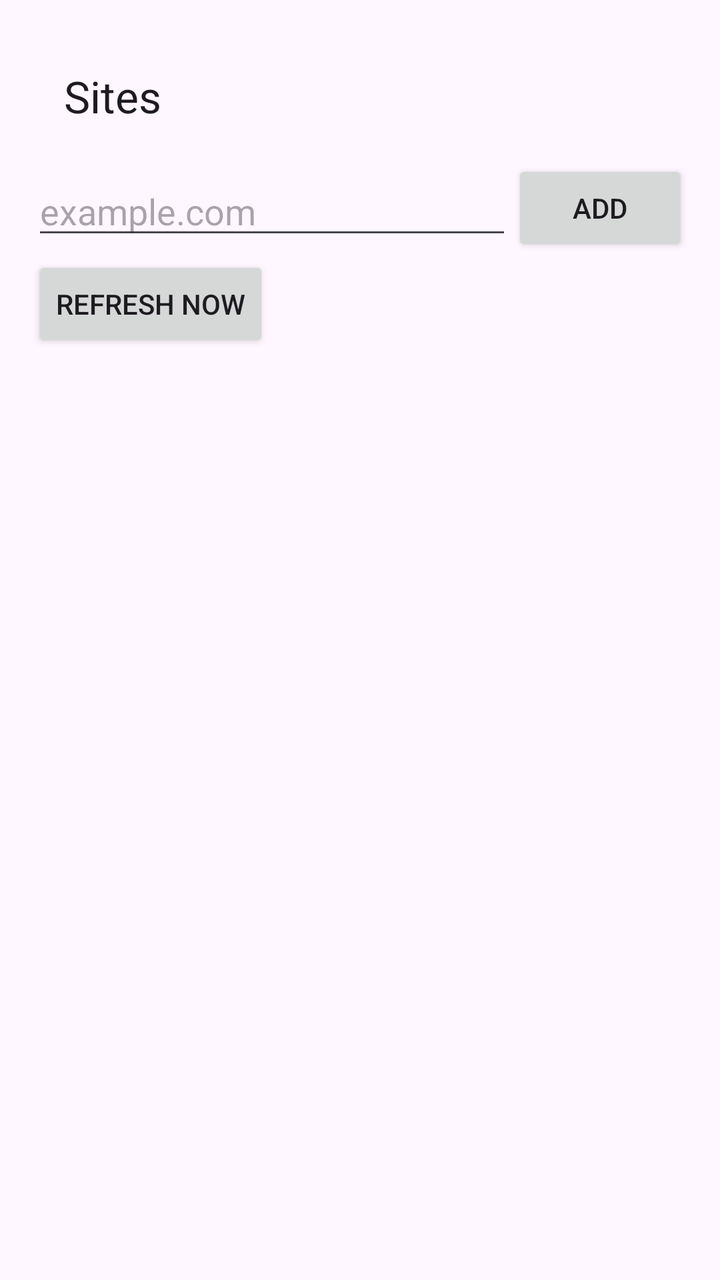
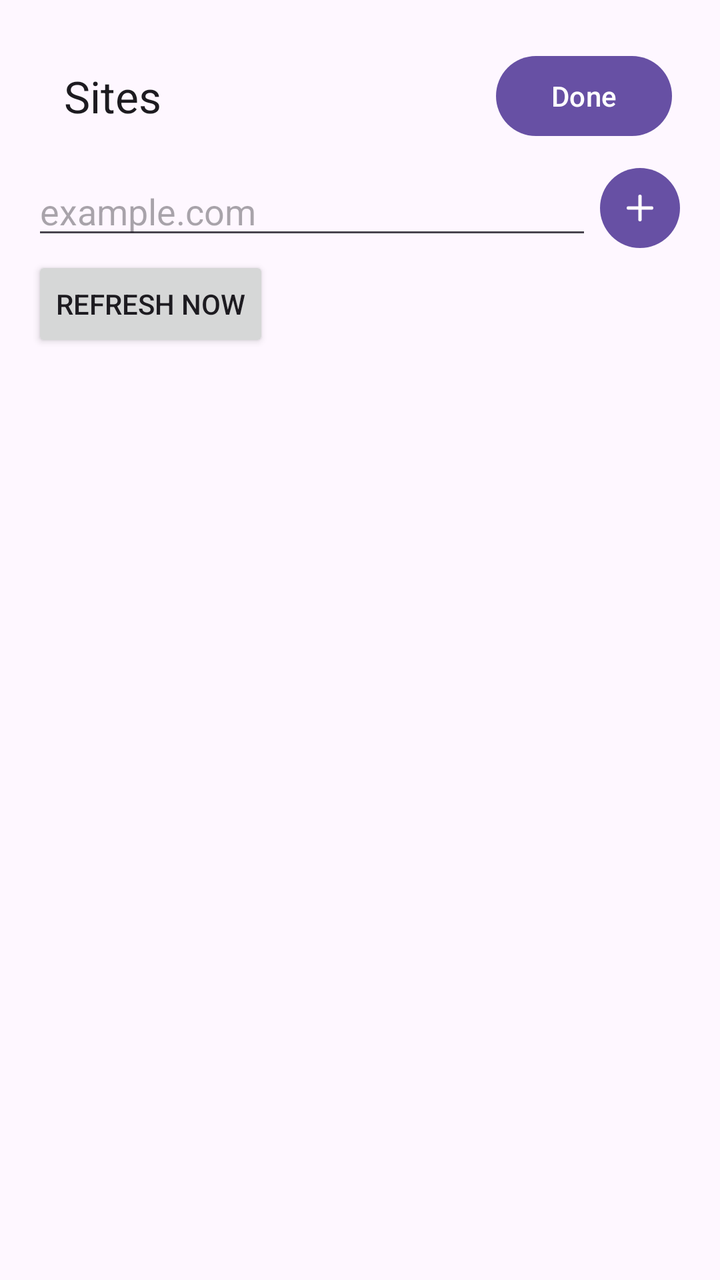

Two renders of the same Android screen: before a commit and after it. Below are the layout's source before the change and the commit's diff.
<!-- AndroidManifest.xml: application theme Theme.ShowFavicon -->
<!-- res/layout/activity_main.xml -->
<?xml version="1.0" encoding="utf-8"?>
<LinearLayout xmlns:android="http://schemas.android.com/apk/res/android"
    xmlns:app="http://schemas.android.com/apk/res-auto"
    android:id="@+id/root"
    android:layout_width="match_parent"
    android:layout_height="match_parent"
    android:orientation="vertical"
    android:padding="16dp">

    <com.google.android.material.appbar.MaterialToolbar
        android:id="@+id/toolbar"
        android:layout_width="match_parent"
        android:layout_height="?attr/actionBarSize"
        app:title="@string/sites_title" />

    <LinearLayout
        android:layout_width="match_parent"
        android:layout_height="wrap_content"
        android:gravity="center_vertical"
        android:orientation="horizontal">

        <EditText
            android:id="@+id/url_input"
            android:layout_width="0dp"
            android:layout_height="wrap_content"
            android:layout_weight="1"
            android:autofillHints="url"
            android:hint="@string/url_hint"
            android:imeOptions="actionDone"
            android:inputType="textUri"
            android:maxLines="1" />

        <Button
            android:id="@+id/add_button"
            android:layout_width="wrap_content"
            android:layout_height="wrap_content"
            android:text="@string/add_site" />
    </LinearLayout>

    <Button
        android:id="@+id/refresh_button"
        android:layout_width="wrap_content"
        android:layout_height="wrap_content"
        android:text="@string/fetch_now" />

    <TextView
        android:id="@+id/empty_view"
        android:layout_width="match_parent"
        android:layout_height="wrap_content"
        android:layout_marginTop="16dp"
        android:text="@string/empty_list"
        android:textAppearance="?attr/textAppearanceBodyMedium"
        android:visibility="gone" />

    <androidx.recyclerview.widget.RecyclerView
        android:id="@+id/site_list"
        android:layout_width="match_parent"
        android:layout_height="0dp"
        android:layout_marginTop="8dp"
        android:layout_weight="1"
        android:clipToPadding="false" />
</LinearLayout>
<!-- resources referenced by this layout -->
<resources>
  <string name="add_site">Add</string>
  <string name="empty_list">No sites yet. Add one and it shows up in the widget.</string>
  <string name="fetch_now">Refresh now</string>
  <string name="sites_title">Sites</string>
  <string name="url_hint">example.com</string>
  <style name="Theme.ShowFavicon" parent="Theme.Material3.DayNight.NoActionBar" />
</resources>

<!-- the commit's change to res/layout/activity_main.xml (unified diff, before → after) -->
@@ -11,7 +11,17 @@
         android:id="@+id/toolbar"
         android:layout_width="match_parent"
         android:layout_height="?attr/actionBarSize"
-        app:title="@string/sites_title" />
+        app:title="@string/sites_title">
+
+        
+        <com.google.android.material.button.MaterialButton
+            android:id="@+id/done_button"
+            android:layout_width="wrap_content"
+            android:layout_height="wrap_content"
+            android:layout_gravity="end|center_vertical"
+            android:layout_marginEnd="8dp"
+            android:text="@string/done" />
+    </com.google.android.material.appbar.MaterialToolbar>
 
     <LinearLayout
         android:layout_width="match_parent"
@@ -30,11 +40,14 @@
             android:inputType="textUri"
             android:maxLines="1" />
 
-        <Button
+        <com.google.android.material.button.MaterialButton
             android:id="@+id/add_button"
+            style="@style/Widget.Material3.Button.IconButton.Filled"
             android:layout_width="wrap_content"
             android:layout_height="wrap_content"
-            android:text="@string/add_site" />
+            android:contentDescription="@string/add_site"
+            app:icon="@drawable/ic_add"
+            app:iconTint="?attr/colorOnPrimary" />
     </LinearLayout>
 
     <Button
<!-- resource entries referenced after the edit -->
@@ -1,6 +1,21 @@
 <!-- resources referenced by this layout -->
 <resources>
-  <string name="add_site">Add</string>
+  <!-- drawable ic_add (drawable) -->
+  <?xml version="1.0" encoding="utf-8"?>
+  <vector xmlns:android="http://schemas.android.com/apk/res/android"
+      android:width="24dp"
+      android:height="24dp"
+      android:viewportWidth="24"
+      android:viewportHeight="24">
+  
+      <path
+          android:pathData="M12,5 L12,19 M5,12 L19,12"
+          android:strokeColor="#FFFFFF"
+          android:strokeLineCap="round"
+          android:strokeWidth="2" />
+  </vector>
+  <string name="add_site">Add site</string>
+  <string name="done">Done</string>
   <string name="empty_list">No sites yet. Add one and it shows up in the widget.</string>
   <string name="fetch_now">Refresh now</string>
   <string name="sites_title">Sites</string>
